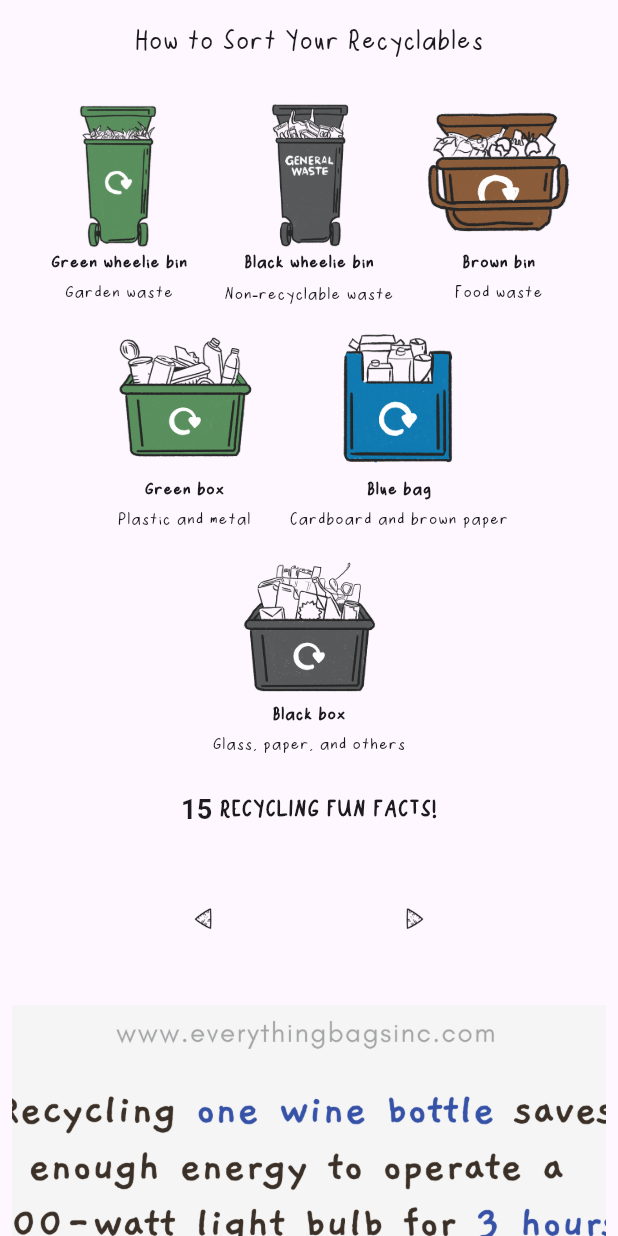
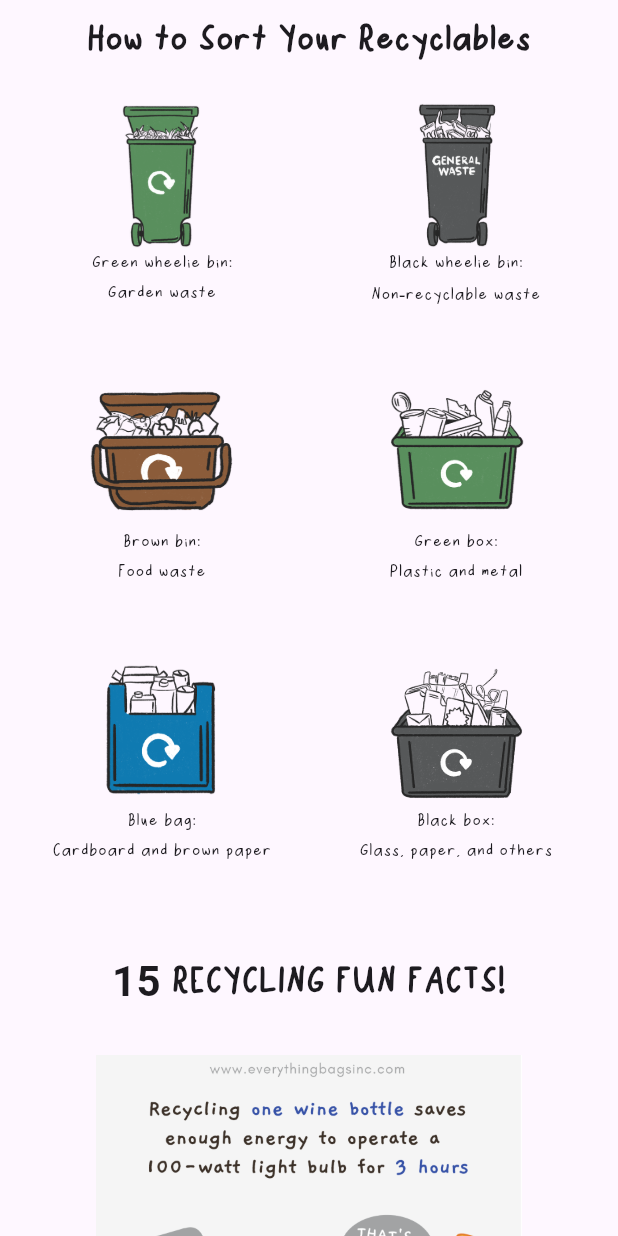
Before and after one commit to clarissachng/trash_classifier, a Flutter app: the RecyclingPage screen opened directly, on a phone screen of 412 x 824 dp. Run offline on Flutter 3.47's test engine with Material 3 defaults, Android fonts, the phone set to English and light mode, and no system bars; our stand-ins replace camera, fl_chart.

Commit message:
edit font and arrow

```diff
--- a/lib/funfact_page.dart
+++ b/lib/funfact_page.dart
@@ -17,12 +17,26 @@ class Funfact extends StatelessWidget {
   }
 }
 
-class RecyclingPage extends StatelessWidget {
+class RecyclingPage extends StatefulWidget {
+  @override
+  _RecyclingPageState createState() => _RecyclingPageState();
+}
+
+class _RecyclingPageState extends State<RecyclingPage> {
+  final PageController _pageController = PageController();
+
   @override
   Widget build(BuildContext context) {
     return Scaffold(
       appBar: AppBar(
-        title: Text('How to Sort Your Recyclables'),
+        title: Text(
+          'How to Sort Your Recyclables',
+          style: TextStyle(
+            fontSize: 28,
+            fontFamily: 'RinsHandwriting',
+            fontWeight: FontWeight.bold,
+            ),
+        ),
         centerTitle: true,
       ),
       body: SingleChildScrollView(
@@ -32,31 +46,99 @@ class RecyclingPage extends StatelessWidget {
             SizedBox(height: 10),
             Padding(
               padding: const EdgeInsets.symmetric(horizontal: 20),
-              child: Wrap(
-                alignment: WrapAlignment.center,
-                spacing: 20,
-                runSpacing: 10,
-                children: [
-                  RecyclingItem(imageUrl: 'assets/bins/green_wheelie_bin.png', title: 'Green wheelie bin', description: 'Garden waste'),
-                  RecyclingItem(imageUrl: 'assets/bins/black_wheelie_bin.png', title: 'Black wheelie bin', description: 'Non-recyclable waste'),
-                  RecyclingItem(imageUrl: 'assets/bins/food_waste.png', title: 'Brown bin', description: 'Food waste'),
-                  RecyclingItem(imageUrl: 'assets/bins/green_box.png', title: 'Green box', description: 'Plastic and metal'),
-                  RecyclingItem(imageUrl: 'assets/bins/blue_bag.png', title: 'Blue bag', description: 'Cardboard and brown paper'),
-                  RecyclingItem(imageUrl: 'assets/bins/black_box.png', title: 'Black box', description: 'Glass, paper, and others'),
-                ],
+              child: GridView.builder(
+                shrinkWrap: true,
+                physics: NeverScrollableScrollPhysics(),
+                gridDelegate: SliverGridDelegateWithFixedCrossAxisCount(
+                  crossAxisCount: 2,
+                  mainAxisSpacing: 10,
+                  crossAxisSpacing: 20,
+                  childAspectRatio: 1,
+                ),
+                itemCount: 6,
+                itemBuilder: (context, index) {
+                  final items = [
+                    RecyclingItem(imageUrl: 'assets/bins/green_wheelie_bin.png', title: 'Green wheelie bin:', description: 'Garden waste'),
+                    RecyclingItem(imageUrl: 'assets/bins/black_wheelie_bin.png', title: 'Black wheelie bin:', description: 'Non-recyclable waste'),
+                    RecyclingItem(imageUrl: 'assets/bins/food_waste.png', title: 'Brown bin:', description: 'Food waste'),
+                    RecyclingItem(imageUrl: 'assets/bins/green_box.png', title: 'Green box:', description: 'Plastic and metal'),
+                    RecyclingItem(imageUrl: 'assets/bins/blue_bag.png', title: 'Blue bag:', description: 'Cardboard and brown paper'),
+                    RecyclingItem(imageUrl: 'assets/bins/black_box.png', title: 'Black box:', description: 'Glass, paper, and others'),
+                  ];
+                  return items[index];
+                },
               ),
             ),
             SizedBox(height: 20),
             Text(
               '15 RECYCLING FUN FACTS!',
-              style: TextStyle(fontSize: 18, fontWeight: FontWeight.bold),
+              style: TextStyle(
+                fontSize: 28,
+                fontWeight: FontWeight.bold,
+                fontFamily: 'RinsHandwriting',
+              ),
             ),
             SizedBox(height: 20),
-            Center(
-              child: Image.asset('assets/arrow/arrow.png', width: 158, height: 79),
+            Stack(
+              alignment: Alignment.center,
+              children: [
+                Image.asset('assets/arrow/arrow.png', width: 683, height: 79),
+                Positioned(
+                  left: 0,
+                  child: GestureDetector(
+                    onTap: () {
+                      if (_pageController.page! > 0) {
+                        _pageController.previousPage(
+                          duration: Duration(milliseconds: 300),
+                          curve: Curves.easeInOut,
+                        );
+                      }
+                    },
+                    child: Container(
+                      width: 79,
+                      height: 79,
+                      color: Colors.transparent,
+                    ),
+                  ),
+                ),
+                Positioned(
+                  right: 0,
+                  child: GestureDetector(
+                    onTap: () {
+                      if (_pageController.page! < 14) {
+                        _pageController.nextPage(
+                          duration: Duration(milliseconds: 300),
+                          curve: Curves.easeInOut,
+                        );
+                      }
+                    },
+                    child: Container(
+                      width: 79,
+                      height: 79,
+                      color: Colors.transparent,
+                    ),
+                  ),
+                ),
+                Container(
+                  width: 300,
+                  height: 300,
+                  child: PageView.builder(
+                    controller: _pageController,
+                    itemCount: 15,
+                    itemBuilder: (context, index) {
+                      return Padding(
+                        padding: const EdgeInsets.all(8.0),
+                        child: Image.asset(
+                          'assets/funfacts/funfact_${index + 1}.png',
+                          fit: BoxFit.cover,
+                        ),
+                      );
+                    },
+                  ),
+                ),
+              ],
             ),
             SizedBox(height: 10),
-            RecyclingFactsCarousel(),
           ],
         ),
       ),
@@ -78,39 +160,21 @@ class RecyclingItem extends StatelessWidget {
         Image.asset(imageUrl, width: 100, height: 100),
         Text(
           title,
-          style: TextStyle(fontWeight: FontWeight.bold, fontSize: 14),
+          style: TextStyle(
+            fontWeight: FontWeight.normal,
+            fontSize: 14,
+            fontFamily: 'RinsHandwriting',
+          ),
         ),
-        Text(description, textAlign: TextAlign.center),
+        Text(
+          description,
+          textAlign: TextAlign.center,
+          style: TextStyle(
+            fontWeight: FontWeight.normal,
+            fontFamily: 'RinsHandwriting',
+          ),
+        ),
       ],
     );
   }
 }
-
-
-class RecyclingFactsCarousel extends StatelessWidget {
-  final List<String> imagePaths = List.generate(
-    15,
-    (index) => 'assets/funfacts/funfact_${index + 1}.png',
-  );
-
-  @override
-  Widget build(BuildContext context) {
-    return SizedBox(
-      height: 568,
-      child: PageView.builder(
-        itemCount: imagePaths.length,
-        itemBuilder: (context, index) {
-          return Padding(
-            padding: const EdgeInsets.all(8.0),
-            child: Image.asset(
-              imagePaths[index],
-              width: 568,
-              height: 568,
-              fit: BoxFit.cover,
-            ),
-          );
-        },
-      ),
-    );
-  }
-}
```
Also changed, not shown: 1 other file.
